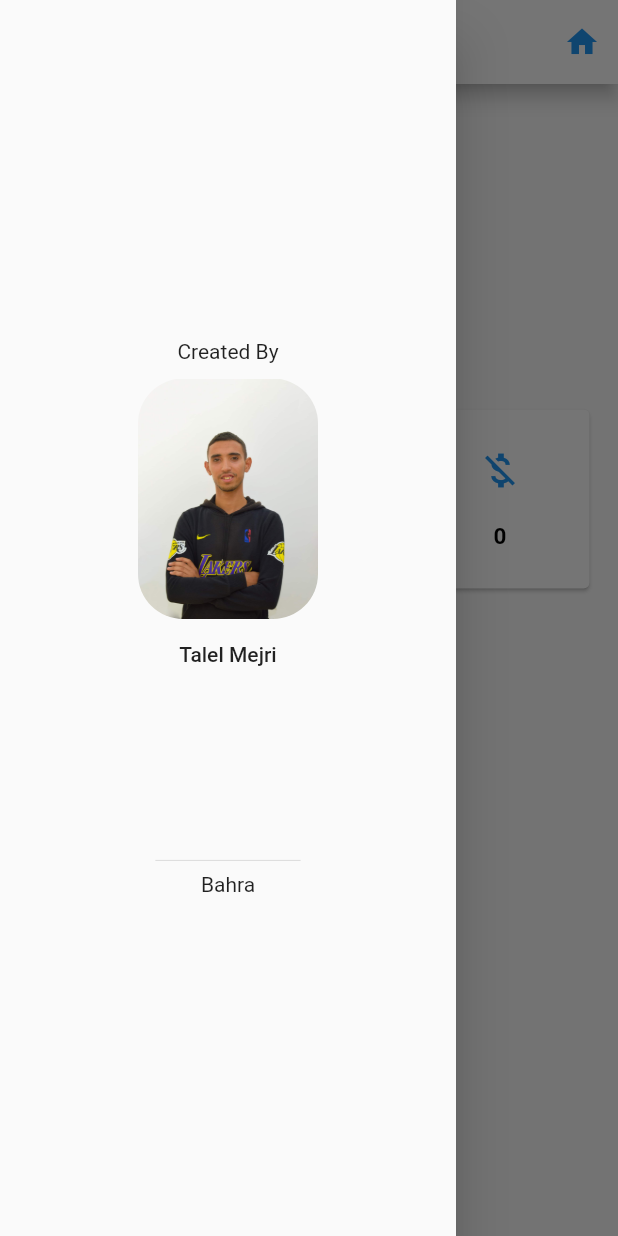
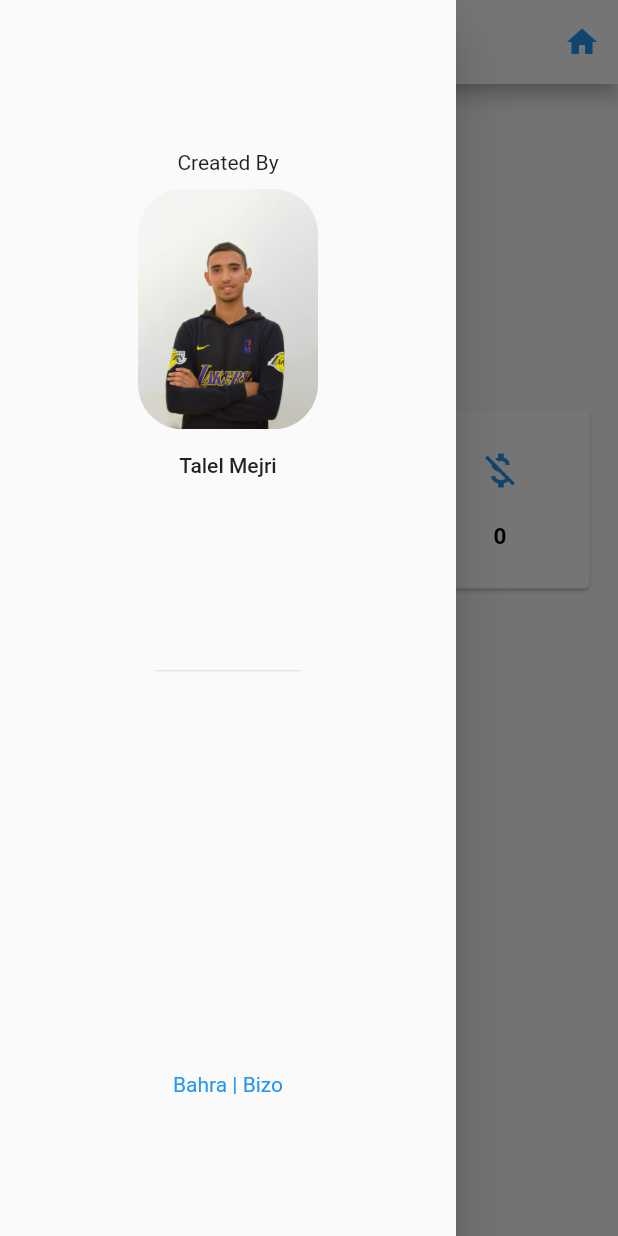
Before and after one commit to TalelMejri/IEEE_Member, a Flutter app: the InfoDeveloper screen opened directly with empty values, with the side drawer open, on a phone screen of 412 x 824 dp. Run offline on Flutter 3.47's test engine with Material 2 defaults, Android fonts, the phone set to English and light mode, and no system bars; our stand-ins replace flutter_secure_storage; accounts and stored records are empty.

Commit message:
design drawer

```diff
--- a/lib/InfoDeveloper.dart
+++ b/lib/InfoDeveloper.dart
@@ -12,8 +12,8 @@ class InfoDeveloper extends StatelessWidget {
     return Scaffold(
        drawer: Drawer(
             child: Column(
-              mainAxisAlignment: MainAxisAlignment.center,
               children: [
+                SizedBox(height: 100,),
                 Text("Created By"),
                 SizedBox(height: 10,),
                ClipRRect(
@@ -21,7 +21,8 @@ class InfoDeveloper extends StatelessWidget {
                   child: Image.asset("images/profil.jpg", width: 120),
                 ),
                 const DrawerHeader(child: Text("Talel Mejri")),
-                Text("Bahra")
+                const SizedBox(height: 260,),
+                const Text("Bahra | Bizo",style:  TextStyle(color: Colors.blue),)
               ],
             ),
         ),
```
